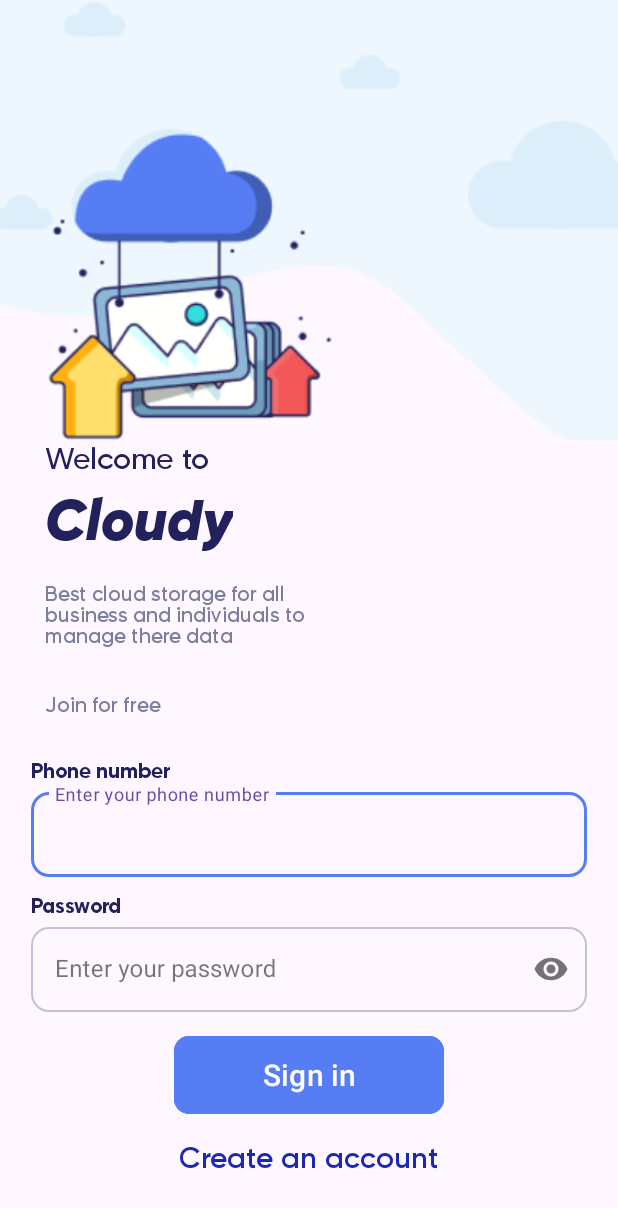
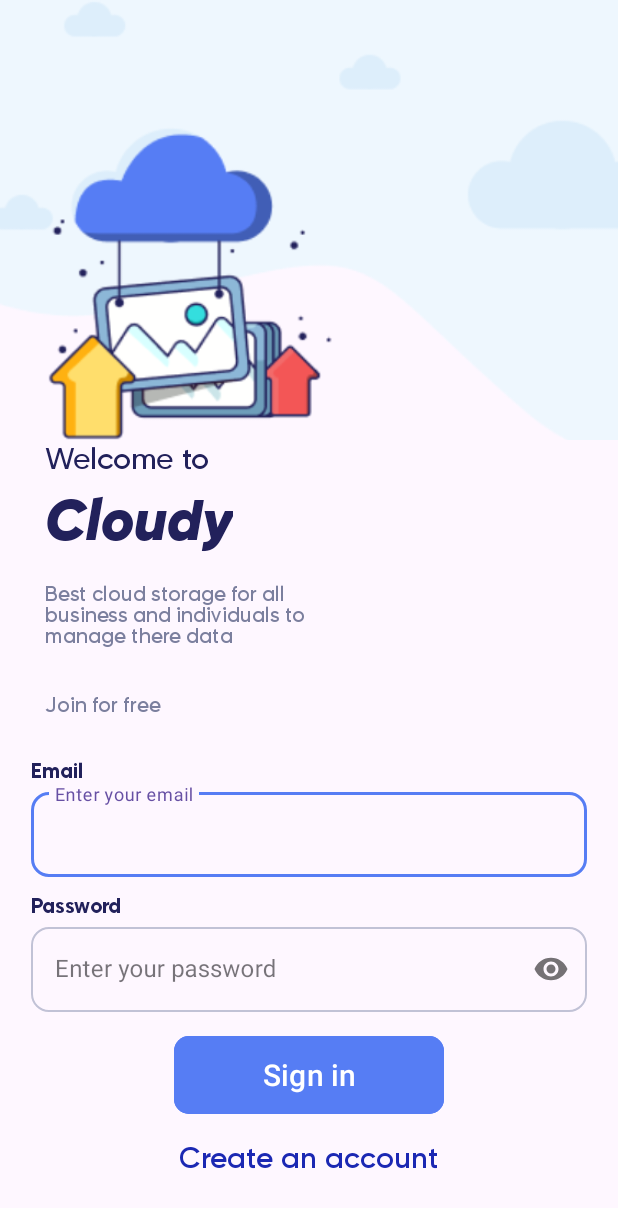
Before and after one commit to iamkhanhh/Cloudy-FE, an Android app: the screen it shows after launch (MainActivity), on a phone screen of 412 x 824 dp. Shown: the top 1208 px of the screen. Run offline under Robolectric (Android 15) with nearby library versions, the phone set to English and light mode, and no system bars; our stand-ins replace CircleImageView.

Commit message:
change phone to email

```diff
--- a/app/src/main/res/layout/create_account.xml
+++ b/app/src/main/res/layout/create_account.xml
@@ -93,7 +93,7 @@
             android:layout_width="wrap_content"
             android:layout_height="wrap_content"
             android:fontFamily="@font/gilroy_bold"
-            android:text="Phone number"
+            android:text="Email"
             android:textColor="#22215B"
             android:textSize="14sp"
             android:layout_marginTop="16dp" />
@@ -107,8 +107,8 @@
                 android:id="@+id/phone_number_input"
                 android:layout_width="match_parent"
                 android:layout_height="wrap_content"
-                android:hint="Enter your phone number"
-                android:inputType="phone" />
+                android:hint="Enter your email"
+                android:inputType="textEmailAddress" />
         </com.google.android.material.textfield.TextInputLayout>
 
         <TextView
--- a/app/src/main/res/layout/welcome_page.xml
+++ b/app/src/main/res/layout/welcome_page.xml
@@ -123,7 +123,7 @@
             android:layout_width="wrap_content"
             android:layout_height="wrap_content"
             android:fontFamily="@font/gilroy_bold"
-            android:text="Phone number"
+            android:text="Email"
             android:textColor="#22215B"
             android:textSize="14sp"
             android:layout_marginTop="16dp" />
@@ -133,11 +133,11 @@
             style="@style/InputRoundedInputLayout">
 
             <com.google.android.material.textfield.TextInputEditText
-                android:id="@+id/phone_number_input"
+                android:id="@+id/email_input"
                 android:layout_width="match_parent"
                 android:layout_height="wrap_content"
-                android:hint="Enter your phone number"
-                android:inputType="phone" />
+                android:hint="Enter your email"
+                android:inputType="textEmailAddress" />
         </com.google.android.material.textfield.TextInputLayout>
 
         <TextView
```
